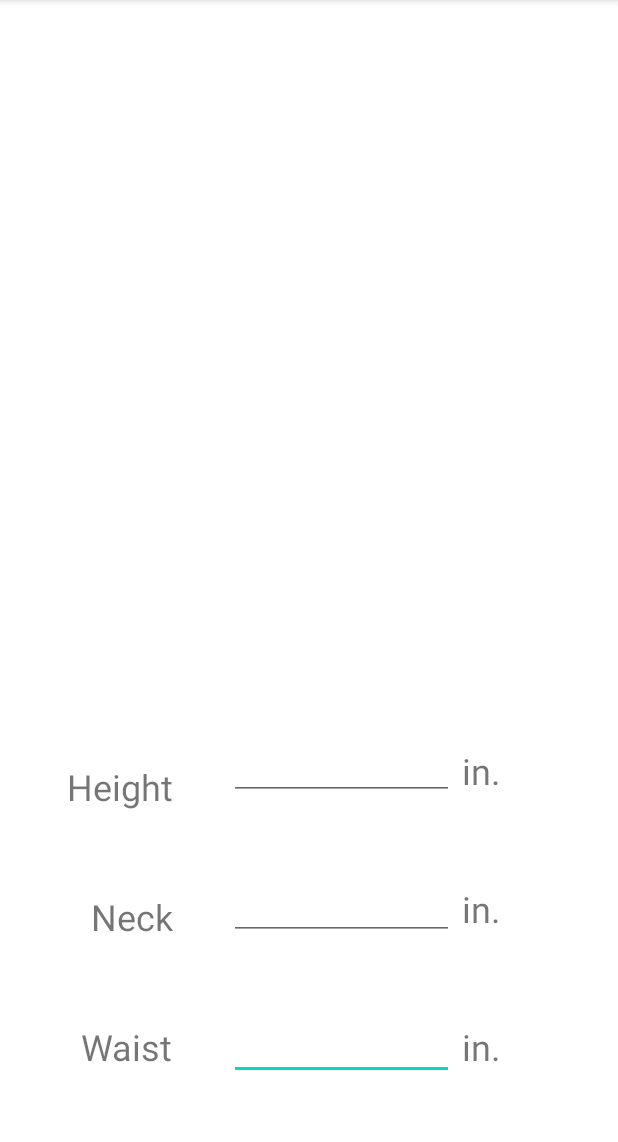
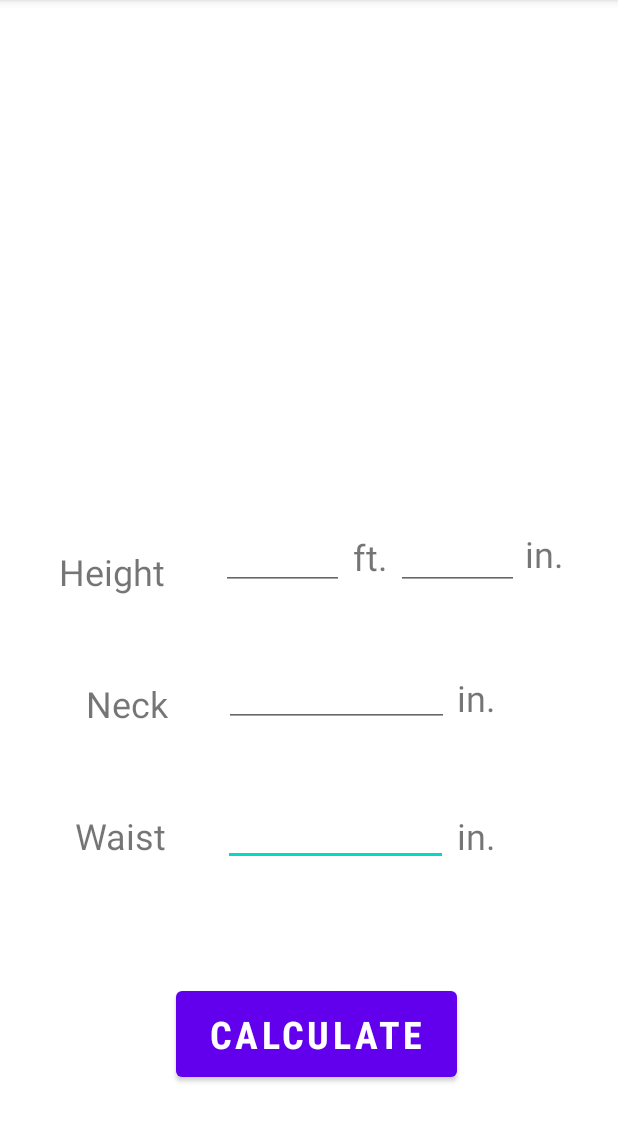
Before and after one commit to archarar/bmiCalculator, an Android app: the fragment input shown on its own in the app's theme, on a phone screen of 412 x 824 dp, the part 84-1226 px from its top. Run offline under Robolectric (Android 15) with nearby library versions, the phone set to English and light mode, and no system bars.

Commit message:
results fragment + UI setup
*** input fragment ***
- added feet to height input
- added calculate button in input frag.

*** results fragment ***
- created results frag.
- added BMI number to results frag.

```diff
--- a/bmiCalculator/app/src/main/java/com/example/bmicalculator/input.kt
+++ b/bmiCalculator/app/src/main/java/com/example/bmicalculator/input.kt
@@ -17,43 +17,13 @@ private const val ARG_PARAM2 = "param2"
  * create an instance of this fragment.
  */
 class input : Fragment() {
-    // TODO: Rename and change types of parameters
-    private var param1: String? = null
-    private var param2: String? = null
-
-    override fun onCreate(savedInstanceState: Bundle?) {
-        super.onCreate(savedInstanceState)
-        arguments?.let {
-            param1 = it.getString(ARG_PARAM1)
-            param2 = it.getString(ARG_PARAM2)
-        }
-    }
 
     override fun onCreateView(
         inflater: LayoutInflater, container: ViewGroup?,
         savedInstanceState: Bundle?
     ): View? {
-        // Inflate the layout for this fragment
-        return inflater.inflate(R.layout.fragment_input, container, false)
+        val view = inflater.inflate(R.layout.fragment_input, container, false)
+        return view
     }
 
-    companion object {
-        /**
-         * Use this factory method to create a new instance of
-         * this fragment using the provided parameters.
-         *
-         * @param param1 Parameter 1.
-         * @param param2 Parameter 2.
-         * @return A new instance of fragment input.
-         */
-        // TODO: Rename and change types and number of parameters
-        @JvmStatic
-        fun newInstance(param1: String, param2: String) =
-            input().apply {
-                arguments = Bundle().apply {
-                    putString(ARG_PARAM1, param1)
-                    putString(ARG_PARAM2, param2)
-                }
-            }
-    }
 }
--- a/bmiCalculator/app/src/main/res/layout/fragment_input.xml
+++ b/bmiCalculator/app/src/main/res/layout/fragment_input.xml
@@ -9,13 +9,83 @@
         android:id="@+id/waist"
         android:layout_width="150dp"
         android:layout_height="wrap_content"
-        android:layout_alignParentBottom="true"
-        android:layout_marginEnd="5dp"
+        android:layout_above="@+id/calculate"
+        android:layout_marginEnd="6dp"
         android:layout_marginRight="70dp"
-        android:layout_marginBottom="48dp"
+        android:layout_marginBottom="77dp"
         android:layout_toStartOf="@+id/textView2"
         android:ems="10"
         android:inputType="numberDecimal" />
+
+    <TextView
+        android:id="@+id/textView5"
+        android:layout_width="wrap_content"
+        android:layout_height="wrap_content"
+        android:layout_above="@+id/textView4"
+        android:layout_marginEnd="37dp"
+        android:layout_marginBottom="55dp"
+        android:layout_toStartOf="@+id/heightft"
+        android:text="Height"
+        android:textSize="24sp" />
+
+    <EditText
+        android:id="@+id/heightft"
+        android:layout_width="82dp"
+        android:layout_height="wrap_content"
+        android:layout_above="@+id/neck"
+        android:layout_marginEnd="6dp"
+        android:layout_marginRight="70dp"
+        android:layout_marginBottom="46dp"
+        android:layout_toStartOf="@+id/textView7"
+        android:ems="10"
+        android:inputType="numberDecimal" />
+
+    <TextView
+        android:id="@+id/textView7"
+        android:layout_width="wrap_content"
+        android:layout_height="wrap_content"
+        android:layout_above="@+id/neck"
+        android:layout_alignParentRight="false"
+        android:layout_marginEnd="5dp"
+        android:layout_marginRight="233dp"
+        android:layout_marginBottom="52dp"
+        android:layout_toStartOf="@+id/heightin"
+        android:text="ft."
+        android:textSize="24sp" />
+
+    <EditText
+        android:id="@+id/heightin"
+        android:layout_width="82dp"
+        android:layout_height="wrap_content"
+        android:layout_above="@+id/neck"
+        android:layout_marginEnd="4dp"
+        android:layout_marginRight="70dp"
+        android:layout_marginBottom="46dp"
+        android:layout_toStartOf="@+id/textView6"
+        android:ems="10"
+        android:inputType="numberDecimal" />
+
+    <TextView
+        android:id="@+id/textView6"
+        android:layout_width="38dp"
+        android:layout_height="wrap_content"
+        android:layout_above="@+id/textView3"
+        android:layout_alignParentRight="true"
+        android:layout_marginRight="24dp"
+        android:layout_marginBottom="63dp"
+        android:text="in."
+        android:textSize="24sp" />
+
+    <TextView
+        android:id="@+id/textView4"
+        android:layout_width="wrap_content"
+        android:layout_height="wrap_content"
+        android:layout_above="@+id/textView"
+        android:layout_marginEnd="37dp"
+        android:layout_marginBottom="55dp"
+        android:layout_toStartOf="@+id/neck"
+        android:text="Neck"
+        android:textSize="24sp" />
 
     <EditText
         android:id="@+id/neck"
@@ -24,33 +94,10 @@
         android:layout_above="@+id/waist"
         android:layout_marginEnd="5dp"
         android:layout_marginRight="70dp"
-        android:layout_marginBottom="48dp"
+        android:layout_marginBottom="47dp"
         android:layout_toStartOf="@+id/textView3"
         android:ems="10"
         android:inputType="numberDecimal" />
-
-    <EditText
-        android:id="@+id/neck2"
-        android:layout_width="150dp"
-        android:layout_height="wrap_content"
-        android:layout_above="@+id/neck"
-        android:layout_marginEnd="5dp"
-        android:layout_marginRight="70dp"
-        android:layout_marginBottom="48dp"
-        android:layout_toStartOf="@+id/textView6"
-        android:ems="10"
-        android:inputType="numberDecimal" />
-
-    <TextView
-        android:id="@+id/textView2"
-        android:layout_width="38dp"
-        android:layout_height="wrap_content"
-        android:layout_alignParentRight="true"
-        android:layout_alignParentBottom="true"
-        android:layout_marginRight="66dp"
-        android:layout_marginBottom="54dp"
-        android:text="in."
-        android:textSize="24sp" />
 
     <TextView
         android:id="@+id/textView3"
@@ -58,18 +105,7 @@
         android:layout_height="wrap_content"
         android:layout_above="@+id/textView2"
         android:layout_alignParentRight="true"
-        android:layout_marginRight="66dp"
-        android:layout_marginBottom="59dp"
-        android:text="in."
-        android:textSize="24sp" />
-
-    <TextView
-        android:id="@+id/textView6"
-        android:layout_width="38dp"
-        android:layout_height="wrap_content"
-        android:layout_above="@+id/textView3"
-        android:layout_alignParentRight="true"
-        android:layout_marginRight="66dp"
+        android:layout_marginRight="69dp"
         android:layout_marginBottom="59dp"
         android:text="in."
         android:textSize="24sp" />
@@ -78,33 +114,37 @@
         android:id="@+id/textView"
         android:layout_width="wrap_content"
         android:layout_height="wrap_content"
-        android:layout_alignParentBottom="true"
+        android:layout_above="@+id/calculate"
         android:layout_marginEnd="37dp"
-        android:layout_marginBottom="54dp"
+        android:layout_marginBottom="81dp"
         android:layout_toStartOf="@+id/waist"
         android:text="Waist"
         android:textSize="24sp" />
 
     <TextView
-        android:id="@+id/textView4"
-        android:layout_width="wrap_content"
+        android:id="@+id/textView2"
+        android:layout_width="38dp"
         android:layout_height="wrap_content"
-        android:layout_above="@+id/textView"
-        android:layout_marginEnd="37dp"
-        android:layout_marginBottom="54dp"
-        android:layout_toStartOf="@+id/neck"
-        android:text="Neck"
+        android:layout_above="@+id/calculate"
+        android:layout_alignParentRight="true"
+        android:layout_marginRight="69dp"
+        android:layout_marginBottom="81dp"
+        android:text="in."
         android:textSize="24sp" />
 
-    <TextView
-        android:id="@+id/textView5"
+    <Button
+        android:id="@+id/calculate"
         android:layout_width="wrap_content"
-        android:layout_height="wrap_content"
-        android:layout_above="@+id/textView4"
-        android:layout_marginEnd="37dp"
-        android:layout_marginBottom="54dp"
-        android:layout_toStartOf="@+id/neck2"
-        android:text="Height"
-        android:textSize="24sp" />
+        android:layout_height="69dp"
+        android:layout_alignParentLeft="true"
+        android:layout_alignParentRight="true"
+        android:layout_alignParentBottom="true"
+        android:layout_marginLeft="117dp"
+        android:layout_marginRight="107dp"
+        android:layout_marginBottom="44dp"
+        android:fontFamily="sans-serif-condensed-medium"
+        android:text="Calculate"
+        android:textSize="25dp"
+        android:textStyle="bold" />
 
 </RelativeLayout>
```
Also changed, not shown: bmiCalculator/app/src/main/java/com/example/bmicalculator/results.kt (added, +59 -0 lines), bmiCalculator/app/src/main/res/layout/fragment_results.xml (added, +40 -0 lines).
